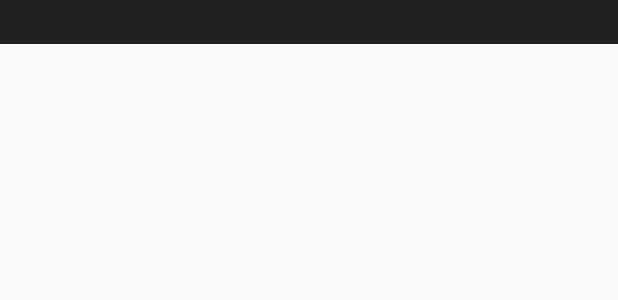
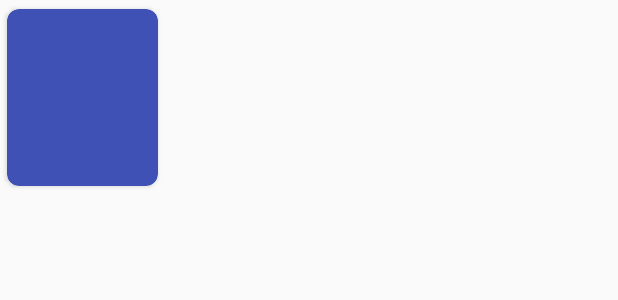
Before and after one commit to DanielAcedo/ClingingToDawnAppCompanion, an Android app: the layout inventoryobject_layout.xml on its own in the app's theme, with its tools: preview values and no code run, on a phone screen of 412 x 824 dp. Shown: the top 300 px of the screen. Run offline under Robolectric (Android 15) with nearby library versions, the phone set to English and light mode, and no system bars.

Commit message:
Changed interface

```diff
--- a/app/src/main/res/drawable/fragment_style.xml
+++ b/app/src/main/res/drawable/fragment_style.xml
@@ -2,6 +2,6 @@
 <shape xmlns:android="http://schemas.android.com/apk/res/android"
     android:shape="rectangle">
 
-    <solid android:color="@color/tab_content_background_dark"/>
+    <solid android:color="@color/colorPrimaryLight"/>
 
 </shape>
--- a/app/src/main/res/layout-land/inventory_fragment_layout.xml
+++ b/app/src/main/res/layout-land/inventory_fragment_layout.xml
@@ -25,7 +25,7 @@
             android:layout_height="match_parent"
             android:paddingLeft="@dimen/activity_horizontal_margin"
             android:paddingRight="@dimen/activity_horizontal_margin"
-            android:background="@color/inventoryObjectDescription_background"
+            android:background="@color/colorPrimaryDark"
             android:textColor="@color/inventoryObjectDescription_textColor"
             android:gravity="fill_vertical"
             android:id="@+id/txv_inventoryDescription"/>
--- a/app/src/main/res/layout/activity_read_note.xml
+++ b/app/src/main/res/layout/activity_read_note.xml
@@ -16,7 +16,7 @@
         android:gravity="center"
         android:textSize="18sp"
         android:textColor="@color/inventoryObjectTitle"
-        android:background="#563030"
+        android:background="@color/colorPrimaryDark"
         android:id="@+id/txv_readNote_title" />
     <ScrollView
         android:layout_width="match_parent"
--- a/app/src/main/res/layout/inventory_fragment_layout.xml
+++ b/app/src/main/res/layout/inventory_fragment_layout.xml
@@ -26,7 +26,7 @@
             android:layout_weight="8"
             android:paddingLeft="@dimen/activity_horizontal_margin"
             android:paddingRight="@dimen/activity_horizontal_margin"
-            android:background="@color/inventoryObjectDescription_background"
+            android:background="@color/colorPrimaryDark"
             android:textColor="@color/inventoryObjectDescription_textColor"
             android:gravity="fill_vertical"
             android:id="@+id/txv_inventoryDescription"/>
--- a/app/src/main/res/layout/inventoryobject_layout.xml
+++ b/app/src/main/res/layout/inventoryobject_layout.xml
@@ -1,14 +1,24 @@
 <?xml version="1.0" encoding="utf-8"?>
+<android.support.v7.widget.CardView
+    xmlns:app="http://schemas.android.com/apk/res-auto"
+    xmlns:android="http://schemas.android.com/apk/res/android"
+    android:id="@+id/card_view"
+    android:layout_width="110dp"
+    android:layout_height="130dp"
+    app:cardUseCompatPadding="true"
+    android:elevation="2dp"
+    app:cardCornerRadius="8dp"
+    android:layout_marginBottom="16dp"
+    app:cardBackgroundColor="@color/colorPrimary">
+
     <RelativeLayout xmlns:android="http://schemas.android.com/apk/res/android"
         android:layout_width="match_parent"
-    android:layout_height="wrap_content"
-    android:layout_marginBottom="20dp"
-    android:paddingTop="10dp"
-    android:background="@drawable/sel_inventoryobject"
-    xmlns:app="http://schemas.android.com/apk/res-auto">
+        android:layout_height="match_parent"
+        android:id="@+id/rl_object"
+       >
 
         <ImageView
-        android:layout_width="100dp"
+            android:layout_width="match_parent"
             android:layout_height="wrap_content"
             android:layout_centerHorizontal="true"
             android:id="@+id/imv_inventoryObjectImage"
@@ -24,15 +34,24 @@
             android:textColor="@color/inventoryObjectTitle"
             android:id="@+id/txv_inventoryObjectQuantity"/>
 
+        <RelativeLayout
+            android:layout_width="wrap_content"
+            android:layout_height="match_parent"
+            android:paddingLeft="5dp"
+            android:paddingRight="5dp"
+            android:layout_centerHorizontal="true"
+            android:layout_below="@id/imv_inventoryObjectImage">
+
             <TextView
                 android:layout_width="wrap_content"
                 android:layout_height="wrap_content"
-        android:layout_marginTop="0dp"
-        android:layout_below="@id/imv_inventoryObjectImage"
+                android:layout_centerVertical="true"
                 android:layout_centerHorizontal="true"
                 android:textColor="@color/inventoryObjectTitle"
                 android:id="@+id/txv_inventoryObjectName"/>
-
+        </RelativeLayout>
 
 
     </RelativeLayout>
+
+</android.support.v7.widget.CardView>
--- a/app/src/main/res/values/colors.xml
+++ b/app/src/main/res/values/colors.xml
@@ -2,26 +2,29 @@
 <resources>
     <color name="colorPrimary">#3F51B5</color>
     <color name="colorPrimaryDark">#303F9F</color>
-    <color name="colorAccent">#d50000</color>
+    <color name="colorPrimaryLight">#7986cb</color>
+    <color name="colorAccent">#607D8B</color>
      <color name="colorError">#f2b6</color>
     <color name="colorHint">#883344</color>
+    <color name="primaryText">#212121</color>
+    <color name="secondaryText">#757575</color>
 
     <!-- Tabs -->
-    <color name="tabBackground_dark">#3e2723</color>
-    <color name="tabBackground_selected_dark">#4e2723</color>
+    <color name="tabBackground_dark">@color/colorPrimaryDark</color>
+    <color name="tabBackground_selected_dark">@color/colorPrimaryDark</color>
     <color name="tabBorder_dark">#292218</color>
-    <color name="tab_content_background_dark">#212121</color>
+    <color name="tab_content_background_dark">@color/colorPrimary</color>
     <color name="tab_title_text_dark">#FFFFFF</color>
 
     <!-- Inventory Objects -->
-    <color name="inventoryObjectTitle">#ffffa9</color>
-    <color name="inventoryObjectBackground_selected">#e52e1d1d</color>
-    <color name="inventoryObjectDescription_background">@color/tabBackground_selected_dark</color>
+    <color name="inventoryObjectTitle">@color/tab_title_text_dark</color>
+    <color name="inventoryObjectBackground_selected">#1a237e</color>
+    <color name="inventoryObjectDescription_background">@color/colorPrimaryLight</color>
     <color name="inventoryObjectDescription_textColor">@color/tab_title_text_dark</color>
 
     <!-- Read Note Activity -->
     <color name="readNote_content_background">#c15b4d4d</color>
-    <color name="readNote_content_textColor">#212121</color>
+    <color name="readNote_content_textColor">@color/tab_title_text_dark</color>
 
     <!-- Register -->
     <color name="colorSeparatorRegister">#888888aa</color>
--- a/app/src/main/res/values/styles.xml
+++ b/app/src/main/res/values/styles.xml
@@ -3,8 +3,8 @@
     <!-- Base application theme. -->
     <style name="AppTheme" parent="Theme.AppCompat.Light.NoActionBar">
         <!-- Customize your theme here. -->
-        <item name="colorPrimary">@color/tabBackground_selected_dark</item>
-        <item name="colorPrimaryDark">@color/tab_content_background_dark</item>
+        <item name="colorPrimary">@color/colorPrimary</item>
+        <item name="colorPrimaryDark">@color/colorPrimaryDark</item>
         <item name="colorAccent">@color/colorAccent</item>
         <item name="android:actionBarStyle">@style/ActionBarTheme</item>
         <item name="actionBarStyle">@style/ActionBarTheme</item>
@@ -13,8 +13,8 @@
     <style name="ActionBarTheme" parent="Theme.AppCompat.Light.DarkActionBar">
         <!--<item name="android:displayOptions">showHome|useLogo</item>
         <item name="displayOptions">showHome|useLogo</item>-->
-        <item name="background">@color/tabBackground_selected_dark</item>
-        <item name="android:background">@color/tabBackground_selected_dark</item>
+        <item name="background">@color/colorPrimaryDark</item>
+        <item name="android:background">@color/colorPrimaryDark</item>
     </style>
 
     <style name="NoBarTheme" parent="Theme.AppCompat.Light.NoActionBar">
```
Also changed, not shown: app/build.gradle (+7 -4 lines), app/src/main/java/com/danielacedo/clingingtodawn/InventoryFragment.java (+10 -6 lines), app/src/main/java/com/danielacedo/clingingtodawn/adapter/InventoryObjectRecyclerAdapter.java (+9 -0 lines). Lines whose indentation alone changed are shown as unchanged.
